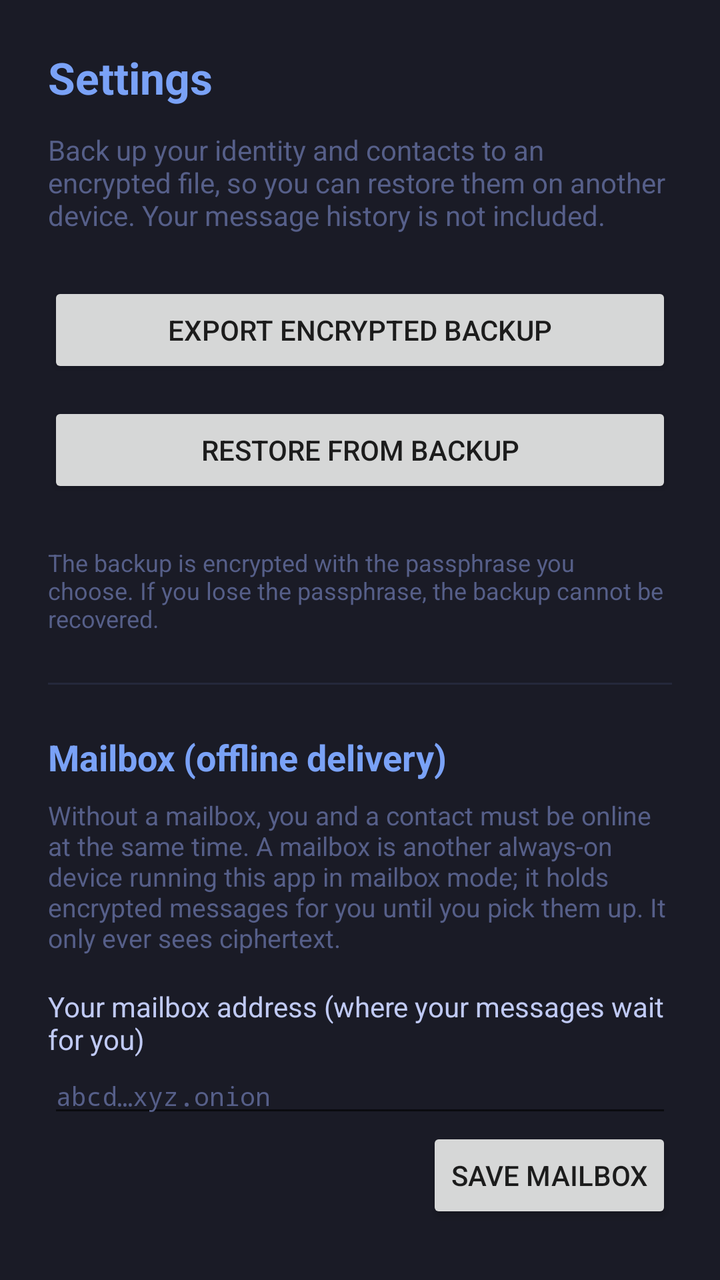
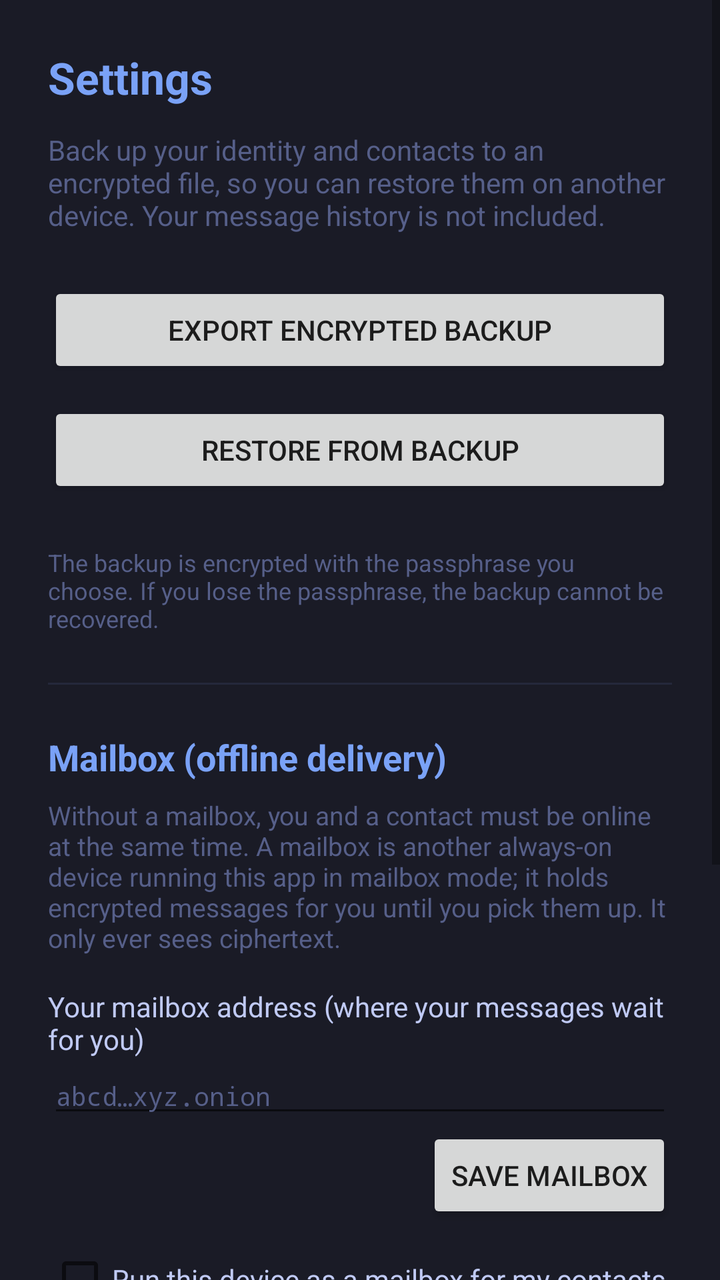

Screens rendered from an Android XML layout before and after an edit, with the pre-edit source and the edit as a unified diff.
<!-- AndroidManifest.xml: application theme Theme.LegendMessage -->
<!-- res/layout/activity_settings.xml -->
<?xml version="1.0" encoding="utf-8"?>
<LinearLayout
    xmlns:android="http://schemas.android.com/apk/res/android"
    android:layout_width="match_parent"
    android:layout_height="match_parent"
    android:background="@color/tn_bg"
    android:orientation="vertical"
    android:padding="24dp">

    <TextView
        android:layout_width="wrap_content"
        android:layout_height="wrap_content"
        android:text="@string/settings_title"
        android:textColor="@color/tn_blue"
        android:textSize="22sp"
        android:textStyle="bold" />

    <TextView
        android:layout_width="match_parent"
        android:layout_height="wrap_content"
        android:layout_marginTop="12dp"
        android:text="@string/settings_backup_blurb"
        android:textColor="@color/tn_dim"
        android:textSize="14sp" />

    <Button
        android:id="@+id/exportButton"
        android:layout_width="match_parent"
        android:layout_height="wrap_content"
        android:layout_marginTop="24dp"
        android:text="@string/settings_export" />

    <Button
        android:id="@+id/importButton"
        android:layout_width="match_parent"
        android:layout_height="wrap_content"
        android:layout_marginTop="12dp"
        android:text="@string/settings_import" />

    <TextView
        android:layout_width="match_parent"
        android:layout_height="wrap_content"
        android:layout_marginTop="24dp"
        android:text="@string/settings_footnote"
        android:textColor="@color/tn_dim"
        android:textSize="12sp" />

    <View
        android:layout_width="match_parent"
        android:layout_height="1dp"
        android:layout_marginVertical="24dp"
        android:background="@color/tn_surface" />

    <TextView
        android:layout_width="wrap_content"
        android:layout_height="wrap_content"
        android:text="@string/mailbox_title"
        android:textColor="@color/tn_blue"
        android:textSize="18sp"
        android:textStyle="bold" />

    <TextView
        android:layout_width="match_parent"
        android:layout_height="wrap_content"
        android:layout_marginTop="8dp"
        android:text="@string/mailbox_blurb"
        android:textColor="@color/tn_dim"
        android:textSize="13sp" />

    <TextView
        android:layout_width="match_parent"
        android:layout_height="wrap_content"
        android:layout_marginTop="16dp"
        android:text="@string/mailbox_my_address_label"
        android:textColor="@color/tn_fg"
        android:textSize="14sp" />

    <EditText
        android:id="@+id/mailboxAddressInput"
        android:layout_width="match_parent"
        android:layout_height="wrap_content"
        android:fontFamily="monospace"
        android:hint="@string/mailbox_my_address_hint"
        android:inputType="textNoSuggestions"
        android:textColor="@color/tn_fg"
        android:textColorHint="@color/tn_dim"
        android:textSize="13sp" />

    <Button
        android:id="@+id/mailboxSaveButton"
        android:layout_width="wrap_content"
        android:layout_height="wrap_content"
        android:layout_gravity="end"
        android:text="@string/mailbox_save" />

    <CheckBox
        android:id="@+id/mailboxModeCheck"
        android:layout_width="match_parent"
        android:layout_height="wrap_content"
        android:layout_marginTop="12dp"
        android:text="@string/mailbox_mode_label"
        android:textColor="@color/tn_fg" />

    <TextView
        android:layout_width="match_parent"
        android:layout_height="wrap_content"
        android:layout_marginTop="12dp"
        android:text="@string/mailbox_this_device_label"
        android:textColor="@color/tn_dim"
        android:textSize="12sp" />

    <TextView
        android:id="@+id/mailboxThisDevice"
        android:layout_width="match_parent"
        android:layout_height="wrap_content"
        android:fontFamily="monospace"
        android:textColor="@color/tn_green"
        android:textIsSelectable="true"
        android:textSize="12sp" />
</LinearLayout>
<!-- resources referenced by this layout -->
<resources>
  <color name="tn_bg">#1A1B26</color>
  <color name="tn_blue">#7AA2F7</color>
  <color name="tn_dim">#565F89</color>
  <color name="tn_fg">#C0CAF5</color>
  <color name="tn_green">#9ECE6A</color>
  <color name="tn_surface">#24283B</color>
  <string name="mailbox_blurb">Without a mailbox, you and a contact must be online at the same time. A mailbox is another always-on device running this app in mailbox mode; it holds encrypted messages for you until you pick them up. It only ever sees ciphertext.</string>
  <string name="mailbox_mode_label">Run this device as a mailbox for my contacts</string>
  <string name="mailbox_my_address_hint">abcd…xyz.onion</string>
  <string name="mailbox_my_address_label">Your mailbox address (where your messages wait for you)</string>
  <string name="mailbox_save">Save mailbox</string>
  <string name="mailbox_this_device_label">This device\'s address (use it as a mailbox on your other device):</string>
  <string name="mailbox_title">Mailbox (offline delivery)</string>
  <string name="settings_backup_blurb">Back up your identity and contacts to an encrypted file, so you can restore them on another device. Your message history is not included.</string>
  <string name="settings_export">Export encrypted backup</string>
  <string name="settings_footnote">The backup is encrypted with the passphrase you choose. If you lose the passphrase, the backup cannot be recovered.</string>
  <string name="settings_import">Restore from backup</string>
  <string name="settings_title">Settings</string>
  <style name="Theme.LegendMessage" parent="Theme.AppCompat.DayNight.NoActionBar">
          <item name="colorPrimary">@color/tn_blue</item>
          <item name="colorPrimaryDark">@color/tn_bg</item>
          <item name="colorAccent">@color/tn_blue</item>
          <item name="android:windowBackground">@color/tn_bg</item>
          <item name="android:statusBarColor">@color/tn_bg</item>
      </style>
</resources>

<!-- the commit's change to res/layout/activity_settings.xml (unified diff, before → after) -->
@@ -1,120 +1,157 @@
 <?xml version="1.0" encoding="utf-8"?>
-<LinearLayout
+<ScrollView
     xmlns:android="http://schemas.android.com/apk/res/android"
     android:layout_width="match_parent"
     android:layout_height="match_parent"
     android:background="@color/tn_bg"
-    android:orientation="vertical"
-    android:padding="24dp">
+    android:fillViewport="true">
 
-    <TextView
-        android:layout_width="wrap_content"
-        android:layout_height="wrap_content"
-        android:text="@string/settings_title"
-        android:textColor="@color/tn_blue"
-        android:textSize="22sp"
-        android:textStyle="bold" />
-
-    <TextView
+    <LinearLayout
         android:layout_width="match_parent"
         android:layout_height="wrap_content"
-        android:layout_marginTop="12dp"
-        android:text="@string/settings_backup_blurb"
-        android:textColor="@color/tn_dim"
-        android:textSize="14sp" />
+        android:orientation="vertical"
+        android:padding="24dp">
 
-    <Button
-        android:id="@+id/exportButton"
-        android:layout_width="match_parent"
-        android:layout_height="wrap_content"
-        android:layout_marginTop="24dp"
-        android:text="@string/settings_export" />
+        <TextView
+            android:layout_width="wrap_content"
+            android:layout_height="wrap_content"
+            android:text="@string/settings_title"
+            android:textColor="@color/tn_blue"
+            android:textSize="22sp"
+            android:textStyle="bold" />
 
-    <Button
-        android:id="@+id/importButton"
-        android:layout_width="match_parent"
-        android:layout_height="wrap_content"
-        android:layout_marginTop="12dp"
-        android:text="@string/settings_import" />
+        <TextView
+            android:layout_width="match_parent"
+            android:layout_height="wrap_content"
+            android:layout_marginTop="12dp"
+            android:text="@string/settings_backup_blurb"
+            android:textColor="@color/tn_dim"
+            android:textSize="14sp" />
 
-    <TextView
-        android:layout_width="match_parent"
-        android:layout_height="wrap_content"
-        android:layout_marginTop="24dp"
-        android:text="@string/settings_footnote"
-        android:textColor="@color/tn_dim"
-        android:textSize="12sp" />
+        <Button
+            android:id="@+id/exportButton"
+            android:layout_width="match_parent"
+            android:layout_height="wrap_content"
+            android:layout_marginTop="24dp"
+            android:text="@string/settings_export" />
 
-    <View
-        android:layout_width="match_parent"
-        android:layout_height="1dp"
-        android:layout_marginVertical="24dp"
-        android:background="@color/tn_surface" />
+        <Button
+            android:id="@+id/importButton"
+            android:layout_width="match_parent"
+            android:layout_height="wrap_content"
+            android:layout_marginTop="12dp"
+            android:text="@string/settings_import" />
 
-    <TextView
-        android:layout_width="wrap_content"
-        android:layout_height="wrap_content"
-        android:text="@string/mailbox_title"
-        android:textColor="@color/tn_blue"
-        android:textSize="18sp"
-        android:textStyle="bold" />
+        <TextView
+            android:layout_width="match_parent"
+            android:layout_height="wrap_content"
+            android:layout_marginTop="24dp"
+            android:text="@string/settings_footnote"
+            android:textColor="@color/tn_dim"
+            android:textSize="12sp" />
 
-    <TextView
-        android:layout_width="match_parent"
-        android:layout_height="wrap_content"
-        android:layout_marginTop="8dp"
-        android:text="@string/mailbox_blurb"
-        android:textColor="@color/tn_dim"
-        android:textSize="13sp" />
+        <View
+            android:layout_width="match_parent"
+            android:layout_height="1dp"
+            android:layout_marginVertical="24dp"
+            android:background="@color/tn_surface" />
 
-    <TextView
-        android:layout_width="match_parent"
-        android:layout_height="wrap_content"
-        android:layout_marginTop="16dp"
-        android:text="@string/mailbox_my_address_label"
-        android:textColor="@color/tn_fg"
-        android:textSize="14sp" />
+        <TextView
+            android:layout_width="wrap_content"
+            android:layout_height="wrap_content"
+            android:text="@string/mailbox_title"
+            android:textColor="@color/tn_blue"
+            android:textSize="18sp"
+            android:textStyle="bold" />
 
-    <EditText
-        android:id="@+id/mailboxAddressInput"
-        android:layout_width="match_parent"
-        android:layout_height="wrap_content"
-        android:fontFamily="monospace"
-        android:hint="@string/mailbox_my_address_hint"
-        android:inputType="textNoSuggestions"
-        android:textColor="@color/tn_fg"
-        android:textColorHint="@color/tn_dim"
-        android:textSize="13sp" />
+        <TextView
+            android:layout_width="match_parent"
+            android:layout_height="wrap_content"
+            android:layout_marginTop="8dp"
+            android:text="@string/mailbox_blurb"
+            android:textColor="@color/tn_dim"
+            android:textSize="13sp" />
 
-    <Button
-        android:id="@+id/mailboxSaveButton"
-        android:layout_width="wrap_content"
-        android:layout_height="wrap_content"
-        android:layout_gravity="end"
-        android:text="@string/mailbox_save" />
+        <TextView
+            android:layout_width="match_parent"
+            android:layout_height="wrap_content"
+            android:layout_marginTop="16dp"
+            android:text="@string/mailbox_my_address_label"
+            android:textColor="@color/tn_fg"
+            android:textSize="14sp" />
 
-    <CheckBox
-        android:id="@+id/mailboxModeCheck"
-        android:layout_width="match_parent"
-        android:layout_height="wrap_content"
-        android:layout_marginTop="12dp"
-        android:text="@string/mailbox_mode_label"
-        android:textColor="@color/tn_fg" />
+        <EditText
+            android:id="@+id/mailboxAddressInput"
+            android:layout_width="match_parent"
+            android:layout_height="wrap_content"
+            android:fontFamily="monospace"
+            android:hint="@string/mailbox_my_address_hint"
+            android:inputType="textNoSuggestions"
+            android:textColor="@color/tn_fg"
+            android:textColorHint="@color/tn_dim"
+            android:textSize="13sp" />
 
-    <TextView
-        android:layout_width="match_parent"
-        android:layout_height="wrap_content"
-        android:layout_marginTop="12dp"
-        android:text="@string/mailbox_this_device_label"
-        android:textColor="@color/tn_dim"
-        android:textSize="12sp" />
+        <Button
+            android:id="@+id/mailboxSaveButton"
+            android:layout_width="wrap_content"
+            android:layout_height="wrap_content"
+            android:layout_gravity="end"
+            android:text="@string/mailbox_save" />
 
-    <TextView
-        android:id="@+id/mailboxThisDevice"
-        android:layout_width="match_parent"
-        android:layout_height="wrap_content"
-        android:fontFamily="monospace"
-        android:textColor="@color/tn_green"
-        android:textIsSelectable="true"
-        android:textSize="12sp" />
-</LinearLayout>
+        <CheckBox
+            android:id="@+id/mailboxModeCheck"
+            android:layout_width="match_parent"
+            android:layout_height="wrap_content"
+            android:layout_marginTop="12dp"
+            android:text="@string/mailbox_mode_label"
+            android:textColor="@color/tn_fg" />
+
+        <TextView
+            android:layout_width="match_parent"
+            android:layout_height="wrap_content"
+            android:layout_marginTop="12dp"
+            android:text="@string/mailbox_this_device_label"
+            android:textColor="@color/tn_dim"
+            android:textSize="12sp" />
+
+        <TextView
+            android:id="@+id/mailboxThisDevice"
+            android:layout_width="match_parent"
+            android:layout_height="wrap_content"
+            android:fontFamily="monospace"
+            android:textColor="@color/tn_green"
+            android:textIsSelectable="true"
+            android:textSize="12sp" />
+
+        <View
+            android:layout_width="match_parent"
+            android:layout_height="1dp"
+            android:layout_marginVertical="24dp"
+            android:background="@color/tn_surface" />
+
+        <TextView
+            android:layout_width="wrap_content"
+            android:layout_height="wrap_content"
+            android:text="@string/settings_danger_title"
+            android:textColor="@color/tn_red"
+            android:textSize="18sp"
+            android:textStyle="bold" />
+
+        <TextView
+            android:layout_width="match_parent"
+            android:layout_height="wrap_content"
+            android:layout_marginTop="8dp"
+            android:text="@string/settings_wipe_blurb"
+            android:textColor="@color/tn_dim"
+            android:textSize="13sp" />
+
+        <Button
+            android:id="@+id/panicWipeButton"
+            android:layout_width="match_parent"
+            android:layout_height="wrap_content"
+            android:layout_marginTop="16dp"
+            android:backgroundTint="@color/tn_red"
+            android:text="@string/settings_wipe_title"
+            android:textColor="@color/tn_bg" />
+    </LinearLayout>
+</ScrollView>
<!-- resource entries referenced after the edit -->
@@ -5,6 +5,7 @@
   <color name="tn_dim">#565F89</color>
   <color name="tn_fg">#C0CAF5</color>
   <color name="tn_green">#9ECE6A</color>
+  <color name="tn_red">#F7768E</color>
   <color name="tn_surface">#24283B</color>
   <string name="mailbox_blurb">Without a mailbox, you and a contact must be online at the same time. A mailbox is another always-on device running this app in mailbox mode; it holds encrypted messages for you until you pick them up. It only ever sees ciphertext.</string>
   <string name="mailbox_mode_label">Run this device as a mailbox for my contacts</string>
@@ -14,10 +15,13 @@
   <string name="mailbox_this_device_label">This device\'s address (use it as a mailbox on your other device):</string>
   <string name="mailbox_title">Mailbox (offline delivery)</string>
   <string name="settings_backup_blurb">Back up your identity and contacts to an encrypted file, so you can restore them on another device. Your message history is not included.</string>
+  <string name="settings_danger_title">Danger zone</string>
   <string name="settings_export">Export encrypted backup</string>
   <string name="settings_footnote">The backup is encrypted with the passphrase you choose. If you lose the passphrase, the backup cannot be recovered.</string>
   <string name="settings_import">Restore from backup</string>
   <string name="settings_title">Settings</string>
+  <string name="settings_wipe_blurb">Permanently erase this device\'s identity, keys, contacts, and all message history. There is no undo and no server copy. Use this if the device may fall into the wrong hands.</string>
+  <string name="settings_wipe_title">Erase everything</string>
   <style name="Theme.LegendMessage" parent="Theme.AppCompat.DayNight.NoActionBar">
           <item name="colorPrimary">@color/tn_blue</item>
           <item name="colorPrimaryDark">@color/tn_bg</item>
